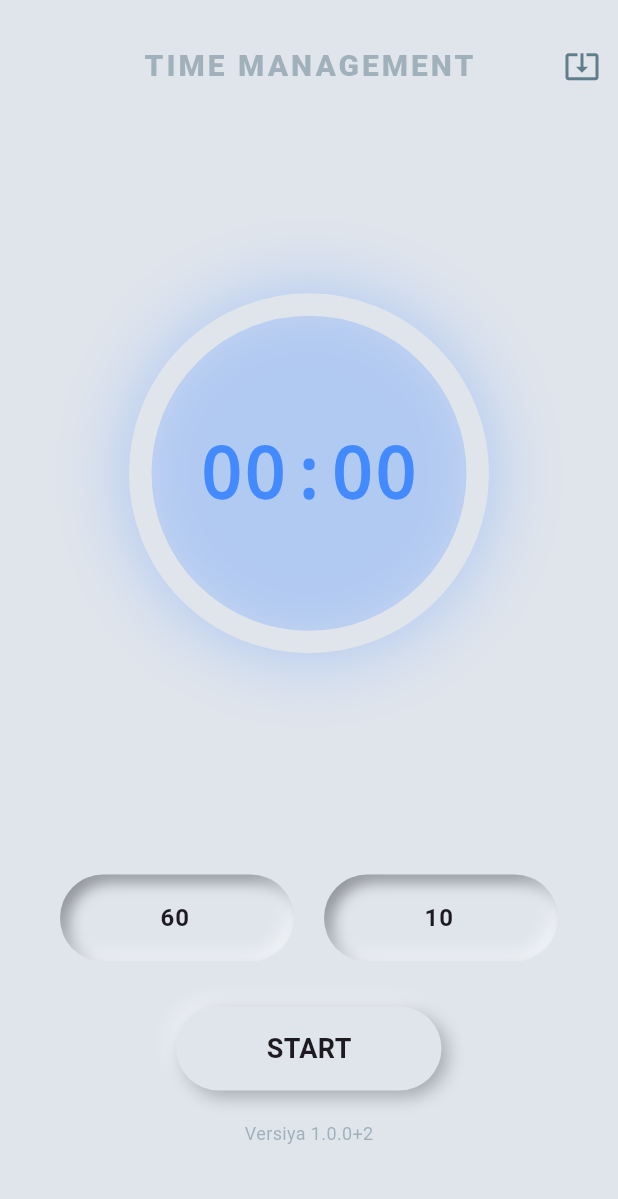
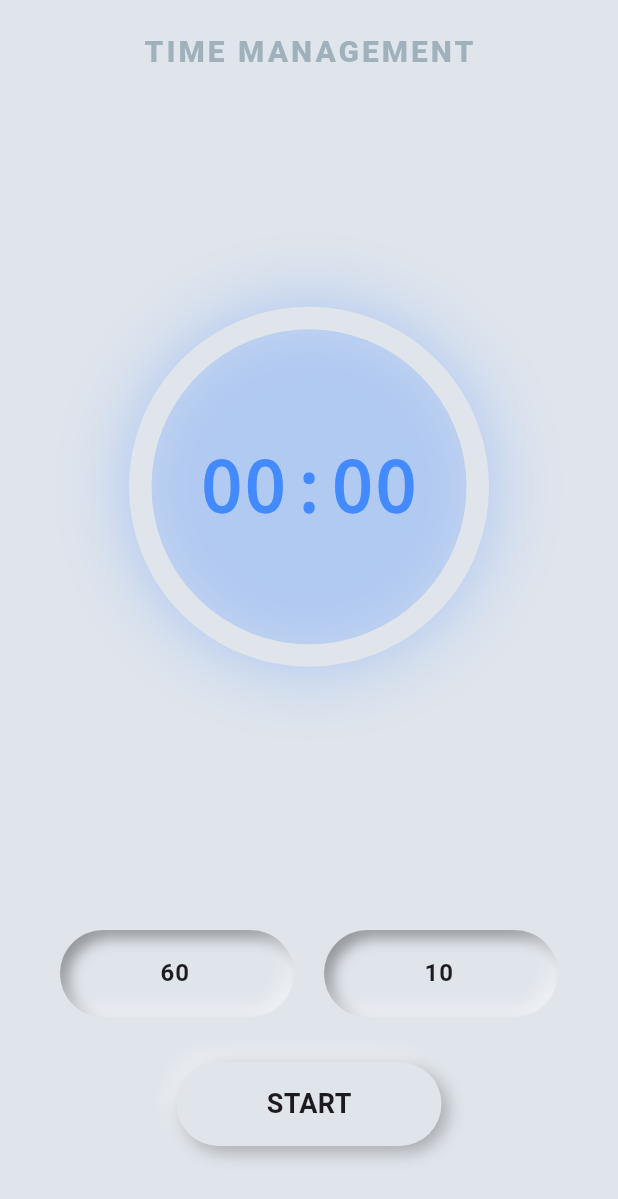
Before and after one commit to shokhai2007-arch/Time_manager, a Flutter app: the screen it shows after launch, on a phone screen of 412 x 824 dp. Shown: the top 1199 px of the screen. Run offline on Flutter 3.47's test engine with Material 3 defaults, Android fonts, the phone set to English and light mode, and no system bars; drawn by our look-alikes of percent_indicator; our stand-ins replace flutter_neumorphic_plus, flutter_riverpod, shared_preferences, vibration; missing offline and left inert: flutter_background_service.

Commit message:
chore: Remove update feature and version display for simplified workflow
- lib/updater.dart faylini to'liq o'chirib tashla
- lib/main.dart-dan _checkUpdates metodi, update button, version display o'chirish
- pubspec.yaml-dan package_info_plus, http, url_launcher dependencylarini o'chirish
- .github/workflows/flutter_ci.yml-ni soddalashtirlash (version extraction minimal, no build number)
- UI-dan versiya ko'rsatish o'chirildi
- Workflow qisqarildi va osonlashtirildi

```diff
--- a/lib/main.dart
+++ b/lib/main.dart
@@ -1,10 +1,8 @@
 import 'package:flutter_neumorphic_plus/flutter_neumorphic.dart';
 import 'package:flutter_riverpod/flutter_riverpod.dart';
-import 'package:package_info_plus/package_info_plus.dart';
 import 'timer_controller.dart';
 import 'decorators.dart';
 import 'widgets/haptic_ring.dart';
-import 'updater.dart';
 import 'background_service.dart';
 
 Future<void> main() async {
@@ -46,13 +44,11 @@ class _MainScreenState extends ConsumerState<MainScreen>
       TextEditingController(text: '60');
   final TextEditingController _periodTimeController =
       TextEditingController(text: '10');
-  late final Future<PackageInfo> _packageInfoFuture;
 
   @override
   void initState() {
     super.initState();
     WidgetsBinding.instance.addObserver(this);
-    _packageInfoFuture = PackageInfo.fromPlatform();
   }
 
   @override
@@ -66,20 +62,6 @@ class _MainScreenState extends ConsumerState<MainScreen>
     if (state == AppLifecycleState.resumed) {
       // Ilova fon rejimidan qaytganda taymer vaqtini qayta hisoblash
       ref.read(timerProvider.notifier).recalculateAfterResume();
-    }
-  }
-
-  void _checkUpdates() async {
-    final hasUpdate = await AutoUpdater.checkForUpdates();
-    if (!mounted) return;
-    if (hasUpdate) {
-      ScaffoldMessenger.of(context).showSnackBar(
-        const SnackBar(content: Text('Yangilanish topildi va yuklanmoqda...')),
-      );
-    } else {
-      ScaffoldMessenger.of(context).showSnackBar(
-        const SnackBar(content: Text('Oxirgi versiyadan foydalanyapsiz.')),
-      );
     }
   }
 
@@ -98,9 +80,8 @@ class _MainScreenState extends ConsumerState<MainScreen>
             const SizedBox(height: 20),
             // Header (Tier 1)
             Row(
-              mainAxisAlignment: MainAxisAlignment.spaceBetween,
+              mainAxisAlignment: MainAxisAlignment.center,
               children: [
-                const SizedBox(width: 48), // Balance for icon button
                 Text(
                   'TIME MANAGEMENT',
                   style: TextStyle(
@@ -109,12 +90,6 @@ class _MainScreenState extends ConsumerState<MainScreen>
                     color: Colors.blueGrey.withValues(alpha: 0.5),
                     letterSpacing: 2,
                   ),
-                ),
-                IconButton(
-                  icon: const Icon(Icons.system_update_alt,
-                      color: Colors.blueGrey),
-                  onPressed: _checkUpdates,
-                  tooltip: 'Check for updates',
                 ),
               ],
             ),
@@ -236,24 +211,6 @@ class _MainScreenState extends ConsumerState<MainScreen>
                           ),
                         ),
                       ),
-                      const SizedBox(height: 20),
-                      FutureBuilder<PackageInfo>(
-                        future: _packageInfoFuture,
-                        builder: (context, snapshot) {
-                          if (!snapshot.hasData) {
-                            return const SizedBox.shrink();
-                          }
-                          final version = snapshot.data!.version;
-                          final buildNumber = snapshot.data!.buildNumber;
-                          return Text(
-                            'Versiya $version+$buildNumber',
-                            style: TextStyle(
-                              color: Colors.blueGrey.withValues(alpha: 0.5),
-                              fontSize: 12,
-                            ),
-                          );
-                        },
-                      ),
                     ],
                   ),
                 ),
--- a/pubspec.yaml
+++ b/pubspec.yaml
@@ -16,12 +16,9 @@ dependencies:
   vibration: ^3.1.8
   percent_indicator: ^4.2.3
   flutter_riverpod: ^3.3.1
-  package_info_plus: ^9.0.1
   shared_preferences: ^2.2.0
   flutter_background_service: ^5.1.0
   flutter_background_service_android: ^6.3.1
-  http: ^1.6.0
-  url_launcher: ^6.3.2
 
 dev_dependencies:
   flutter_test:
```
Also changed, not shown: lib/updater.dart (deleted, +0 -46 lines), pubspec.lock, 3 other files.
